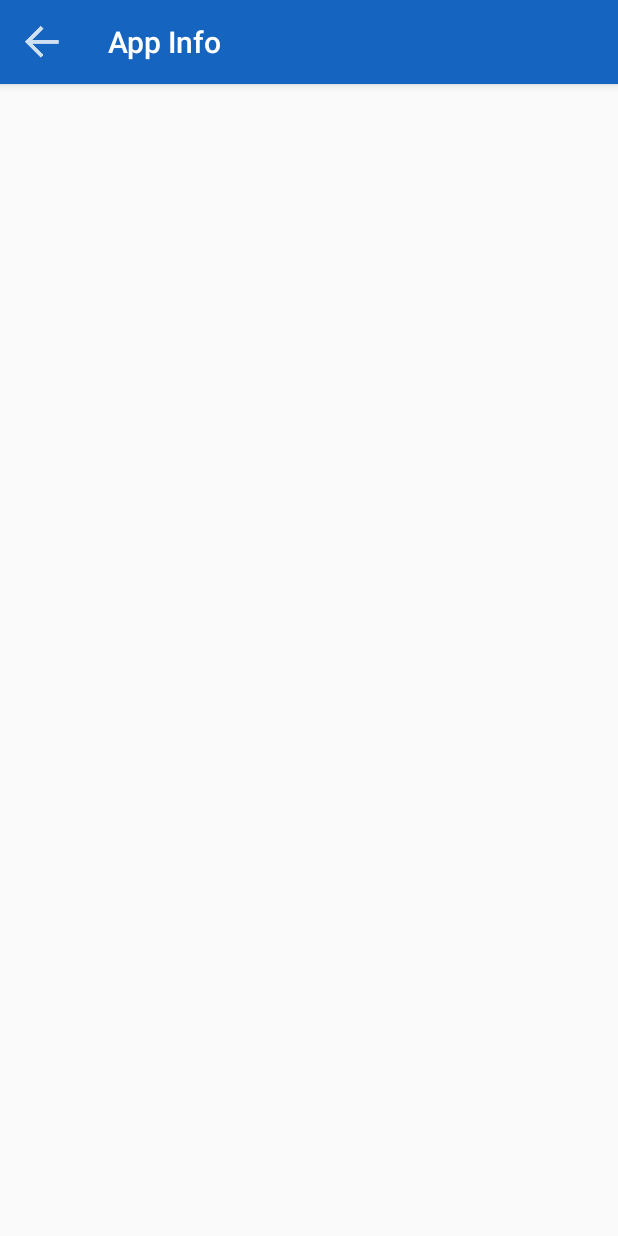
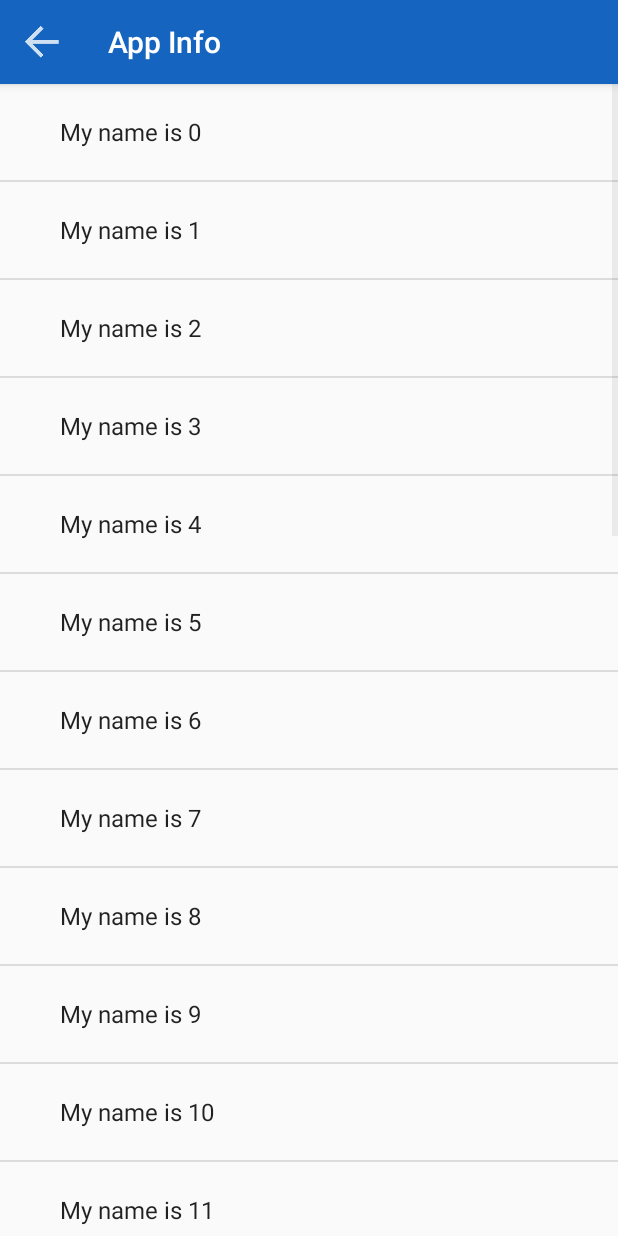
Before and after one commit to jloures/TeamChooser, an Android app: the AppInfo screen opened directly, with no data from a screen before it, on a phone screen of 412 x 824 dp. Run offline under Robolectric (Android 15) with nearby library versions, the phone set to English and light mode, and no system bars.

Commit message:
Added ListView to AppInfo with mocked data

```diff
--- a/app/src/main/AndroidManifest.xml
+++ b/app/src/main/AndroidManifest.xml
@@ -12,13 +12,14 @@
             android:label="@string/game_list">
             <intent-filter>
                 <action android:name="android.intent.action.MAIN" />
+
                 <category android:name="android.intent.category.LAUNCHER" />
             </intent-filter>
         </activity>
         <activity
             android:name=".AppInfo"
             android:label="@string/app_info"
-            android:parentActivityName=".MainActivity"></activity>
+            android:parentActivityName=".MainActivity" />
     </application>
 
 </manifest>
--- a/app/src/main/java/com/example/capstone/teamchooser/AppInfo.java
+++ b/app/src/main/java/com/example/capstone/teamchooser/AppInfo.java
@@ -4,20 +4,51 @@ import android.support.v7.app.ActionBar;
 import android.support.v7.app.AppCompatActivity;
 import android.os.Bundle;
 import android.support.v7.widget.Toolbar;
+import android.widget.ArrayAdapter;
+import android.widget.ListView;
+
+import java.util.ArrayList;
 
 public class AppInfo extends AppCompatActivity {
 
-    private Toolbar m_toolbar = null;
+    //This is our toolbar, which has the title 'App Info' and a back button that is white
+    private Toolbar m_toolbar;
+    //This is an array with the default list of the how tos of the app
+    private ArrayList<String> m_listOfHowTos;
+    //The array adapter to hold all of our items
+    private ArrayAdapter<String> m_adapter;
+    //Since we dont inherit from ListActivity, we need a reference to our default List view
+    private ListView m_listView;
 
     @Override
     protected void onCreate(Bundle savedInstanceState) {
 
+        //Defining what xml file we will display
         super.onCreate(savedInstanceState);
         setContentView(R.layout.activity_app_info);
+        //This defines our toolbar as our default toolbar
         m_toolbar = (Toolbar) findViewById(R.id.app_info_toolbar);
         setSupportActionBar(m_toolbar);
+        //All we are doing here is to set up the back button
         ActionBar ab = getSupportActionBar();
         ab.setDisplayHomeAsUpEnabled(true);
+        //Making the back button custom ( in this case changing the color to white )
         ab.setHomeAsUpIndicator(R.drawable.back_button_white);
+        m_listOfHowTos = populateHowTosList();
+        m_adapter = new ArrayAdapter<String>(
+                this,
+                android.R.layout.simple_expandable_list_item_1,
+                m_listOfHowTos
+        );
+        m_listView = (ListView) findViewById(R.id.app_info_list);
+        m_listView.setAdapter(m_adapter);
+    }
+
+    private ArrayList<String> populateHowTosList() {
+        ArrayList<String> list = new ArrayList<String>();
+        for( int i = 0; i < 30; i++) {
+            list.add("My name is " + i);
+        }
+        return list;
     }
 }
--- a/app/src/main/java/com/example/capstone/teamchooser/MainActivity.java
+++ b/app/src/main/java/com/example/capstone/teamchooser/MainActivity.java
@@ -48,6 +48,5 @@ public class MainActivity extends AppCompatActivity {
     private void callAppInfoActivity() {
         Intent intent = new Intent(this, AppInfo.class);
         startActivity(intent);
-
     }
 }
--- a/app/src/main/res/layout/activity_app_info.xml
+++ b/app/src/main/res/layout/activity_app_info.xml
@@ -11,4 +11,10 @@
         android:id="@+id/app_info_toolbar"
         app:title="@string/app_info"
         app:titleTextColor="@android:color/white" />
+    <ListView
+        android:id="@+id/app_info_list"
+        android:drawSelectorOnTop="true"
+        android:layout_width="match_parent"
+        android:layout_height="wrap_content"
+        android:layout_below="@+id/app_info_toolbar" />
 </RelativeLayout>
```
